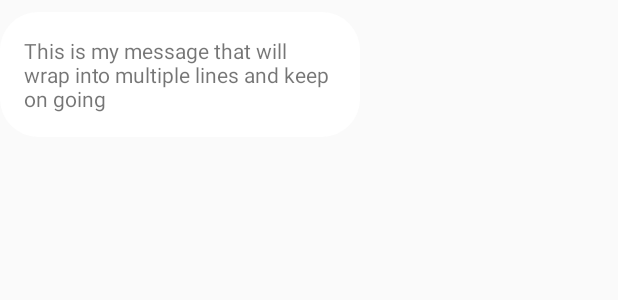
After one commit to TheurgicDuke771/Messages, an Android app: the layout chat_from_row.xml on its own in the app's theme, with its tools: preview values and no code run, on a phone screen of 412 x 824 dp. The commit adds this screen. Shown: the top 300 px of the screen. Run offline under Robolectric (Android 15) with nearby library versions, the phone set to English and light mode, and no system bars.

Commit message:
Added Chat Screen

```diff
--- a/app/build.gradle
+++ b/app/build.gradle
@@ -3,6 +3,10 @@ apply plugin: 'com.android.application'
 apply plugin: 'kotlin-android'
 
 apply plugin: 'kotlin-android-extensions'
+
+androidExtensions {
+    experimental = true
+}
 
 android {
     compileSdkVersion 29
--- a/app/src/main/java/com/example/messages/model/User.kt
+++ b/app/src/main/java/com/example/messages/model/User.kt
@@ -1,5 +1,9 @@
 package com.example.messages.model
 
-class User (val uid: String, val username: String, val email: String) {
+import android.os.Parcelable
+import kotlinx.android.parcel.Parcelize
+
+@Parcelize
+class User (val uid: String, val username: String, val email: String): Parcelable {
     constructor(): this("","","")
 }
--- /dev/null
+++ b/app/src/main/res/layout/chat_from_row.xml
@@ -0,0 +1,20 @@
+<?xml version="1.0" encoding="utf-8"?>
+<androidx.constraintlayout.widget.ConstraintLayout xmlns:android="http://schemas.android.com/apk/res/android"
+    xmlns:app="http://schemas.android.com/apk/res-auto"
+    android:id="@+id/linearLayout2"
+    android:layout_width="match_parent"
+    android:layout_height="wrap_content"
+    android:layout_marginTop="8dp"
+    android:layout_marginBottom="8dp">
+
+    <TextView
+        android:id="@+id/textView"
+        android:layout_width="wrap_content"
+        android:layout_height="wrap_content"
+        android:background="@drawable/rounded_edittext_register_login"
+        android:maxWidth="240dp"
+        android:padding="16dp"
+        android:text="This is my message that will wrap into multiple lines and keep on going"
+        app:layout_constraintStart_toStartOf="parent"
+        app:layout_constraintTop_toTopOf="parent" />
+</androidx.constraintlayout.widget.ConstraintLayout>
--- a/app/src/main/res/layout/user_row_new_message.xml
+++ b/app/src/main/res/layout/user_row_new_message.xml
@@ -9,10 +9,10 @@
         android:id="@+id/usernameTextViewNewMessage"
         android:layout_width="match_parent"
         android:layout_height="wrap_content"
-        android:layout_marginStart="16dp"
+        android:layout_marginStart="24dp"
         android:layout_marginEnd="8dp"
         android:layout_marginBottom="8dp"
         android:textColor="@android:color/black"
-        android:textSize="16sp"
+        android:textSize="24sp"
         android:textStyle="bold" />
 </LinearLayout>
```
Also changed, not shown: app/src/main/AndroidManifest.xml (+6 -1 lines), app/src/main/java/com/example/messages/message/ChatLogActivity.kt (added, +52 -0 lines), app/src/main/java/com/example/messages/message/NewMessageActivity.kt (+14 -0 lines), app/src/main/res/layout/activity_chat_log.xml (added, +48 -0 lines), app/src/main/res/layout/chat_to_row.xml (added, +20 -0 lines).
